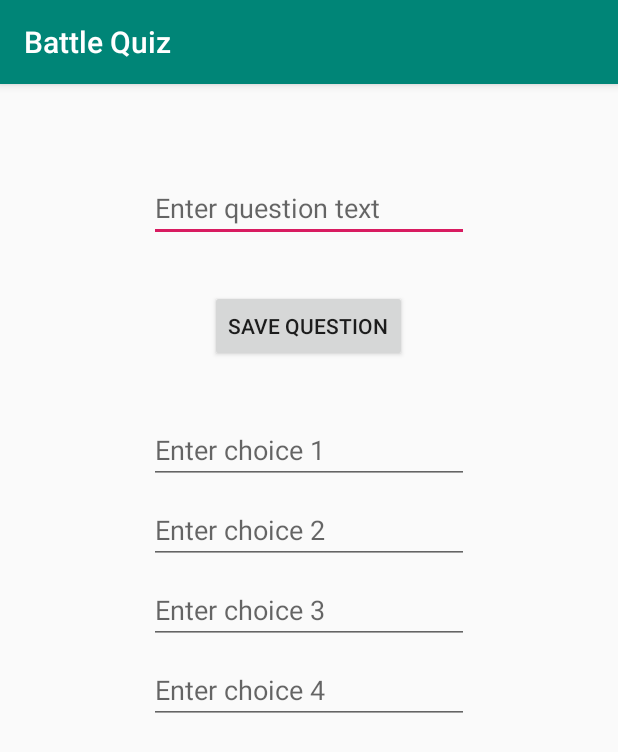
After one commit to JeffreyPWagner/BattleQuiz, an Android app: the CreateQuestion screen opened directly, with no data from a screen before it, on a phone screen of 412 x 824 dp. The commit adds this screen. Shown: the top 752 px of the screen. Run offline under Robolectric (Android 15) with nearby library versions, the phone set to English and light mode, and no system bars.

Commit message:
Create question activity created, existing classes expanded

```diff
--- a/app/build.gradle
+++ b/app/build.gradle
@@ -16,6 +16,10 @@ android {
             proguardFiles getDefaultProguardFile('proguard-android-optimize.txt'), 'proguard-rules.pro'
         }
     }
+    compileOptions {
+        sourceCompatibility = '1.8'
+        targetCompatibility = '1.8'
+    }
 }
 
 dependencies {
--- a/app/src/main/AndroidManifest.xml
+++ b/app/src/main/AndroidManifest.xml
@@ -9,7 +9,8 @@
         android:roundIcon="@mipmap/ic_launcher_round"
         android:supportsRtl="true"
         android:theme="@style/AppTheme">
-        <activity android:name=".CreateQuiz"></activity>
+        <activity android:name=".CreateQuestion"></activity>
+        <activity android:name=".CreateQuiz" />
         <activity
             android:name=".HomeScreenActivity"
             android:label="@string/app_name"
--- /dev/null
+++ b/app/src/main/java/com/example/battlequiz/CreateQuestion.java
@@ -0,0 +1,13 @@
+package com.example.battlequiz;
+
+import android.support.v7.app.AppCompatActivity;
+import android.os.Bundle;
+
+public class CreateQuestion extends AppCompatActivity {
+
+    @Override
+    protected void onCreate(Bundle savedInstanceState) {
+        super.onCreate(savedInstanceState);
+        setContentView(R.layout.create_question_activity);
+    }
+}
--- a/app/src/main/java/com/example/battlequiz/CreateQuiz.java
+++ b/app/src/main/java/com/example/battlequiz/CreateQuiz.java
@@ -2,12 +2,29 @@ package com.example.battlequiz;
 
 import android.support.v7.app.AppCompatActivity;
 import android.os.Bundle;
+import android.widget.Button;
+import android.widget.EditText;
 
 public class CreateQuiz extends AppCompatActivity {
+
+    // New quiz associated with this activity instance
+    Quiz quiz;
+
+    // Input for quiz name
+    EditText quizNameInput;
+
+    // Button to add a question to the quiz
+    Button addQuestionBut;
+
+    // Button to save the quiz
+    Button finishQuixBut;
 
     @Override
     protected void onCreate(Bundle savedInstanceState) {
         super.onCreate(savedInstanceState);
         setContentView(R.layout.create_quiz_activity);
+
+        // Create a new quiz when activity launches
+        quiz = new Quiz();
     }
 }
--- a/app/src/main/java/com/example/battlequiz/HomeScreenActivity.java
+++ b/app/src/main/java/com/example/battlequiz/HomeScreenActivity.java
@@ -1,5 +1,6 @@
 package com.example.battlequiz;
 
+import android.content.Intent;
 import android.os.Bundle;
 import android.support.design.widget.FloatingActionButton;
 import android.support.design.widget.Snackbar;
@@ -8,17 +9,31 @@ import android.support.v7.widget.Toolbar;
 import android.view.View;
 import android.view.Menu;
 import android.view.MenuItem;
+import android.widget.Button;
 
 public class HomeScreenActivity extends AppCompatActivity {
+
+    // button to create quiz
+    Button createQuizBut;
 
     @Override
     protected void onCreate(Bundle savedInstanceState) {
         super.onCreate(savedInstanceState);
+
+        // generated java, may remove menu later
         setContentView(R.layout.home_screen_activity);
         Toolbar toolbar = findViewById(R.id.toolbar);
         setSupportActionBar(toolbar);
+
+        // instantiate create quiz button and set it to launch the create quiz activity
+        createQuizBut = (Button)findViewById(R.id.create_quiz_but);
+        createQuizBut.setOnClickListener((View v) -> {
+            Intent createQuizIntent = new Intent(HomeScreenActivity.this, CreateQuiz.class);
+            startActivity(createQuizIntent);
+        });
     }
 
+    // generated java, may remove menu later
     @Override
     public boolean onCreateOptionsMenu(Menu menu) {
         // Inflate the menu; this adds items to the action bar if it is present.
@@ -26,6 +41,7 @@ public class HomeScreenActivity extends AppCompatActivity {
         return true;
     }
 
+    // generated java, may remove menu later
     @Override
     public boolean onOptionsItemSelected(MenuItem item) {
         // Handle action bar item clicks here. The action bar will
--- a/app/src/main/java/com/example/battlequiz/Quiz.java
+++ b/app/src/main/java/com/example/battlequiz/Quiz.java
@@ -4,10 +4,15 @@ import java.util.ArrayList;
 
 public class Quiz {
 
+    private String name = "Quiz";
     private ArrayList<Question> questions;
 
-    public Quiz(ArrayList<Question> questions) {
-        this.questions = questions;
+    public String getName() {
+        return name;
+    }
+
+    public void setName(String name) {
+        this.name = name;
     }
 
     public ArrayList<Question> getQuestions() {
--- /dev/null
+++ b/app/src/main/res/layout/create_question_activity.xml
@@ -0,0 +1,91 @@
+<?xml version="1.0" encoding="utf-8"?>
+<android.support.constraint.ConstraintLayout xmlns:android="http://schemas.android.com/apk/res/android"
+    xmlns:app="http://schemas.android.com/apk/res-auto"
+    xmlns:tools="http://schemas.android.com/tools"
+    android:layout_width="match_parent"
+    android:layout_height="match_parent"
+    tools:context=".CreateQuestion">
+
+    <EditText
+        android:id="@+id/question_text_input"
+        android:layout_width="wrap_content"
+        android:layout_height="wrap_content"
+        android:layout_marginStart="8dp"
+        android:layout_marginTop="60dp"
+        android:layout_marginEnd="8dp"
+        android:ems="10"
+        android:hint="@string/enter_question_text"
+        android:inputType="textPersonName"
+        app:layout_constraintEnd_toEndOf="parent"
+        app:layout_constraintStart_toStartOf="parent"
+        app:layout_constraintTop_toTopOf="parent"
+        android:autofillHints="" />
+
+    <Button
+        android:id="@+id/save_question_but"
+        android:layout_width="wrap_content"
+        android:layout_height="wrap_content"
+        android:layout_marginTop="32dp"
+        android:text="@string/save_question"
+        app:layout_constraintEnd_toEndOf="@+id/question_text_input"
+        app:layout_constraintHorizontal_bias="0.498"
+        app:layout_constraintStart_toStartOf="@+id/question_text_input"
+        app:layout_constraintTop_toBottomOf="@+id/question_text_input" />
+
+    <EditText
+        android:id="@+id/choice_1_input"
+        android:layout_width="wrap_content"
+        android:layout_height="wrap_content"
+        android:layout_marginTop="36dp"
+        android:ems="10"
+        android:hint="@string/enter_choice_1"
+        android:inputType="textPersonName"
+        app:layout_constraintEnd_toEndOf="@+id/question_text_input"
+        app:layout_constraintHorizontal_bias="0.0"
+        app:layout_constraintStart_toStartOf="@+id/question_text_input"
+        app:layout_constraintTop_toBottomOf="@+id/save_question_but"
+        android:autofillHints="" />
+
+    <EditText
+        android:id="@+id/choice_2_input"
+        android:layout_width="wrap_content"
+        android:layout_height="wrap_content"
+        android:layout_marginTop="8dp"
+        android:autofillHints=""
+        android:ems="10"
+        android:hint="@string/enter_choice_2"
+        android:inputType="textPersonName"
+        app:layout_constraintEnd_toEndOf="@+id/question_text_input"
+        app:layout_constraintHorizontal_bias="0.0"
+        app:layout_constraintStart_toStartOf="@+id/question_text_input"
+        app:layout_constraintTop_toBottomOf="@+id/choice_1_input" />
+
+    <EditText
+        android:id="@+id/choice_3_input"
+        android:layout_width="wrap_content"
+        android:layout_height="wrap_content"
+        android:layout_marginTop="8dp"
+        android:autofillHints=""
+        android:ems="10"
+        android:hint="@string/enter_choice_3"
+        android:inputType="textPersonName"
+        app:layout_constraintEnd_toEndOf="@+id/question_text_input"
+        app:layout_constraintHorizontal_bias="0.0"
+        app:layout_constraintStart_toStartOf="@+id/question_text_input"
+        app:layout_constraintTop_toBottomOf="@+id/choice_2_input" />
+
+    <EditText
+        android:id="@+id/choice_4_input"
+        android:layout_width="wrap_content"
+        android:layout_height="wrap_content"
+        android:layout_marginTop="8dp"
+        android:autofillHints=""
+        android:ems="10"
+        android:hint="@string/enter_choice_4"
+        android:inputType="textPersonName"
+        app:layout_constraintEnd_toEndOf="@+id/question_text_input"
+        app:layout_constraintHorizontal_bias="0.0"
+        app:layout_constraintStart_toStartOf="@+id/question_text_input"
+        app:layout_constraintTop_toBottomOf="@+id/choice_3_input" />
+
+</android.support.constraint.ConstraintLayout>
--- a/app/src/main/res/layout/create_quiz_activity.xml
+++ b/app/src/main/res/layout/create_quiz_activity.xml
@@ -53,12 +53,16 @@
         android:id="@+id/add_question_button"
         android:layout_width="wrap_content"
         android:layout_height="wrap_content"
-        android:layout_marginStart="8dp"
         android:layout_marginTop="52dp"
-        android:layout_marginEnd="8dp"
         android:text="@string/add_question"
-        app:layout_constraintEnd_toEndOf="parent"
-        app:layout_constraintHorizontal_bias="0.498"
-        app:layout_constraintStart_toStartOf="parent"
+        app:layout_constraintStart_toStartOf="@+id/quiz_name_label"
         app:layout_constraintTop_toBottomOf="@+id/quiz_name_label" />
+
+    <Button
+        android:id="@+id/finish_quiz_but"
+        android:layout_width="wrap_content"
+        android:layout_height="wrap_content"
+        android:text="@string/finish_quiz"
+        app:layout_constraintEnd_toEndOf="@+id/quiz_name_input"
+        app:layout_constraintTop_toTopOf="@+id/add_question_button" />
 </android.support.constraint.ConstraintLayout>
--- a/app/src/main/res/values/strings.xml
+++ b/app/src/main/res/values/strings.xml
@@ -6,4 +6,11 @@
     <string name="enter_quiz_name">Enter Quiz Name</string>
     <string name="quiz_name">Quiz Name:</string>
     <string name="add_question">Add Question</string>
+    <string name="finish_quiz">Finish Quiz</string>
+    <string name="enter_question_text">Enter question text</string>
+    <string name="enter_choice_1">Enter choice 1</string>
+    <string name="enter_choice_2">Enter choice 2</string>
+    <string name="save_question">Save Question</string>
+    <string name="enter_choice_3">Enter choice 3</string>
+    <string name="enter_choice_4">Enter choice 4</string>
 </resources>
```
